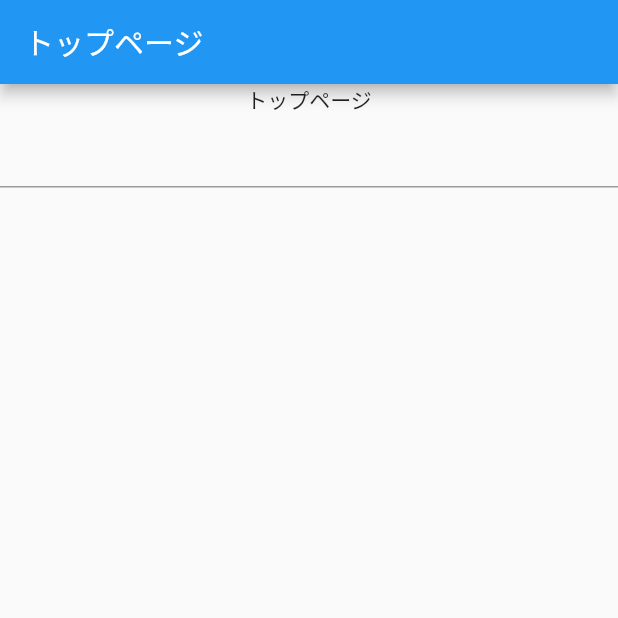
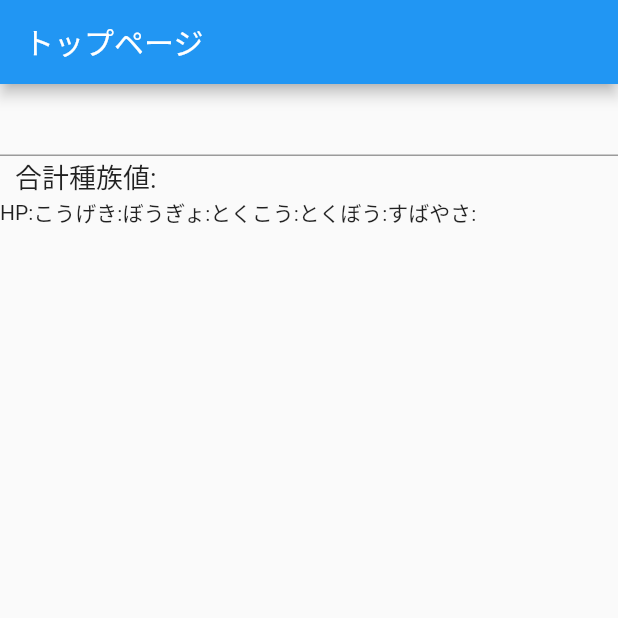
Before and after one commit to miyasic/PokeScouter, a Flutter app: the screen it shows after launch, on a phone screen of 412 x 824 dp, the top half of it. Run offline on Flutter 3.47's test engine with Material 2 defaults, Android fonts, the phone set to English and light mode, and no system bars; our stand-ins replace flutter_hooks, freezed_annotation, go_router, google_fonts, hooks_riverpod; missing offline and left inert: roggle.

Commit message:
種族値まで表示できるようにしました。

```diff
--- /dev/null
+++ b/lib/presentation/Widget/pokemon_widget.dart
@@ -0,0 +1,41 @@
+import 'package:flutter/cupertino.dart';
+import 'package:flutter_template/constants/text_style.dart';
+
+import '../../domain/pokemon.dart';
+
+class PokemonWidget extends StatelessWidget {
+  const PokemonWidget(this.pokemon, {super.key});
+  final Pokemon pokemon;
+  @override
+  Widget build(BuildContext context) {
+    return Column(
+      children: [
+        Row(
+          children: [
+            Text(
+              pokemon.name,
+              style: textStyleLarge,
+            ),
+            SizedBox(
+              width: 10,
+            ),
+            Text(
+              "合計種族値:${pokemon.sum}",
+              style: textStyleLarge,
+            )
+          ],
+        ),
+        Row(
+          children: [
+            Text("HP:${pokemon.h}"),
+            Text("こうげき:${pokemon.a}"),
+            Text("ぼうぎょ:${pokemon.b}"),
+            Text("とくこう:${pokemon.c}"),
+            Text("とくぼう:${pokemon.d}"),
+            Text("すばやさ:${pokemon.s}"),
+          ],
+        ),
+      ],
+    );
+  }
+}
--- a/lib/presentation/top/top_page.dart
+++ b/lib/presentation/top/top_page.dart
@@ -1,8 +1,11 @@
 import 'package:flutter/material.dart';
+import 'package:flutter_hooks/flutter_hooks.dart';
 import 'package:flutter_template/constants/route_path.dart';
+import 'package:flutter_template/presentation/Widget/pokemon_widget.dart';
 import 'package:flutter_template/util/pokemon_suggest.dart';
 import 'package:hooks_riverpod/hooks_riverpod.dart';
 import 'package:flutter/services.dart' show rootBundle;
+import '../../domain/pokemon.dart';
 import '../../util/logger.dart';
 
 class TopPage extends HookConsumerWidget {
@@ -11,6 +14,16 @@ class TopPage extends HookConsumerWidget {
   @override
   Widget build(BuildContext context, WidgetRef ref) {
     final state = ref.watch(pokemonSuggestStateProvider);
+    final pokemon = useState<Pokemon>(const Pokemon(
+        name: "",
+        number: "",
+        h: "",
+        a: "",
+        b: "",
+        c: "",
+        d: "",
+        s: "",
+        sum: ""));
     return Scaffold(
       appBar: AppBar(
         title: const Text(kPageNameTop),
@@ -18,31 +31,22 @@ class TopPage extends HookConsumerWidget {
       body: Center(
           child: Column(
         children: [
-          InkWell(
-              onTap: () async {
-                logger.d("test");
-                final loadData =
-                    await rootBundle.loadString('json/pokemon.json');
-                // ref.watch(scaffoldMessengerHelperProvider).showSnackBar("test");
-                // context.push(kPagePathNext);
-              },
-              child: const Text(kPageNameTop)),
-          TextField(
-            onChanged: (String input) {
-              ref
+          Autocomplete(
+            optionsBuilder: (textEditingValue) {
+              if (textEditingValue.text == "") {
+                return <String>[];
+              }
+              return ref
                   .read(pokemonSuggestStateProvider.notifier)
-                  .setSuggestPokemonName(input);
+                  .getSuggestPokemonName(textEditingValue.text);
+            },
+            onSelected: (String pokemonName) {
+              pokemon.value = ref
+                  .read(pokemonSuggestStateProvider.notifier)
+                  .getPokemon(pokemonName);
             },
           ),
-          ListView.builder(
-            shrinkWrap: true,
-            itemCount: ref
-                .read(pokemonSuggestStateProvider.notifier)
-                .getSuggestPokemonCount(), // この行を追加
-            itemBuilder: (BuildContext context, int index) {
-              return Text(state.suggestPokemonNameList[index]);
-            },
-          )
+          PokemonWidget(pokemon.value)
         ],
       )),
     );
```
Also changed, not shown: lib/util/pokemon_suggest.dart (+12 -0 lines).
